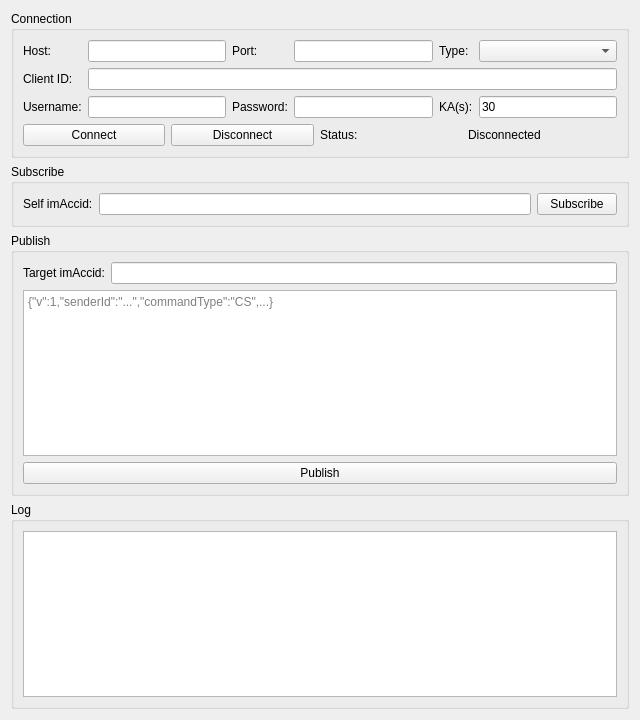
Before: the Qt Designer form qt-demo/mainwgt.ui in maenlong/qmqtt, drawn with Qt 5.
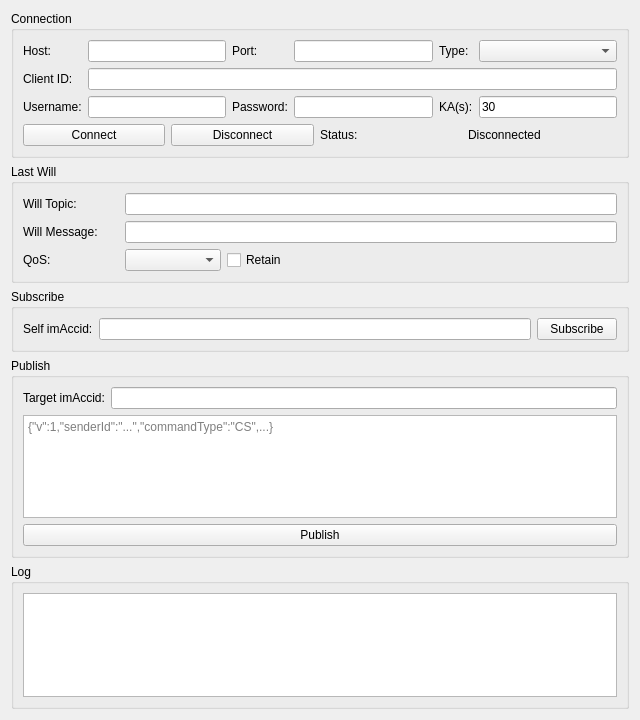
After: the same form once the commit is applied.

Commit message:
feat(qt-demo): add Last Will and Testament support
- Add Last Will groupbox in UI: Will Topic, Will Message, Will QoS (0/1/2), Retain checkbox
- Set will properties in sig_connect() before connectToHost()
- Will is only registered if Will Topic is non-empty, keeping backward compatibility

Patch:
```diff
--- a/qt-demo/mainwgt.ui
+++ b/qt-demo/mainwgt.ui
@@ -117,6 +117,51 @@
      </layout>
     </widget>
    </item>
+   <item>
+    <widget class="QGroupBox" name="m_grpWill">
+     <property name="title">
+      <string>Last Will</string>
+     </property>
+     <layout class="QGridLayout" name="gridWill">
+      <item row="0" column="0">
+       <widget class="QLabel" name="m_labelWillTopic">
+        <property name="text"><string>Will Topic:</string></property>
+       </widget>
+      </item>
+      <item row="0" column="1" colspan="5">
+       <widget class="QLineEdit" name="m_willTopic"/>
+      </item>
+      <item row="1" column="0">
+       <widget class="QLabel" name="m_labelWillMessage">
+        <property name="text"><string>Will Message:</string></property>
+       </widget>
+      </item>
+      <item row="1" column="1" colspan="5">
+       <widget class="QLineEdit" name="m_willMessage"/>
+      </item>
+      <item row="2" column="0">
+       <widget class="QLabel" name="m_labelWillQos">
+        <property name="text"><string>QoS:</string></property>
+       </widget>
+      </item>
+      <item row="2" column="1">
+       <widget class="QComboBox" name="m_willQos">
+        <property name="maximumWidth"><number>60</number></property>
+       </widget>
+      </item>
+      <item row="2" column="2">
+       <widget class="QCheckBox" name="m_willRetain">
+        <property name="text"><string>Retain</string></property>
+       </widget>
+      </item>
+      <item row="2" column="3" colspan="3">
+       <spacer>
+        <property name="orientation"><enum>Qt::Horizontal</enum></property>
+       </spacer>
+      </item>
+     </layout>
+    </widget>
+   </item>
    <item>
     <widget class="QGroupBox" name="m_grpSubscribe">
      <property name="title">
```
The commit also changes 1 other file.
